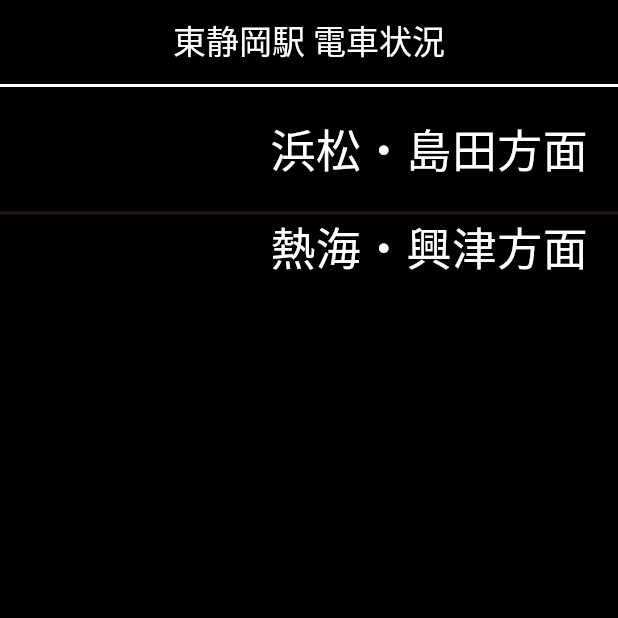
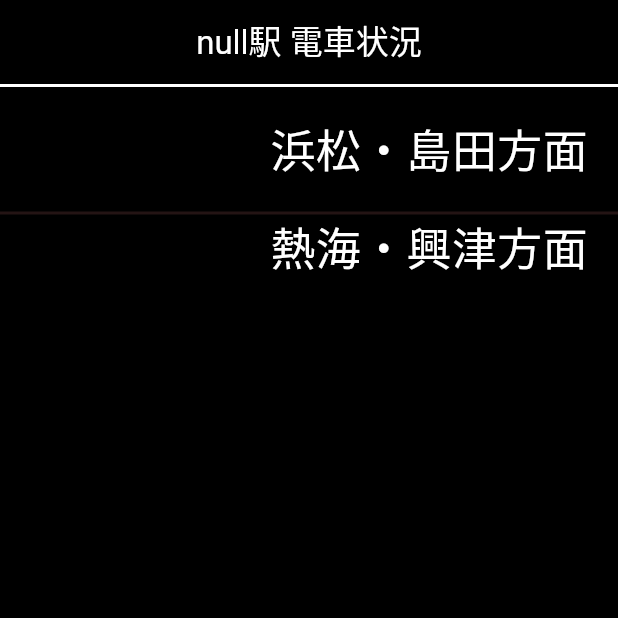
Before and after one commit to mumeinosato/timetable, a Flutter app: the screen it shows after launch, on a phone screen of 412 x 824 dp, the top half of it. Run offline on Flutter 3.47's test engine with Material 3 defaults, Android fonts, the phone set to English and light mode, and no system bars; our stand-ins replace flutter_dotenv, socket_io_client; network calls fail.

Commit message:
Refactor main.dart and add websocket.dart for real-time timetable updates

```diff
--- a/lib/main.dart
+++ b/lib/main.dart
@@ -19,7 +19,8 @@ class MyApp extends StatelessWidget {
         colorScheme: ColorScheme.fromSeed(seedColor: Colors.deepPurple),
         useMaterial3: true,
       ),
-      home: const MyHomePage(title: '東静岡駅 電車状況'),
+      //home: const MyHomePage(title: '東静岡駅 電車状況'),
+      home: MyHomePage(title: '${dotenv.env['STATION_NAME']}駅 電車状況'),
     );
   }
 }
@@ -51,7 +52,7 @@ class _MyHomePageState extends State<MyHomePage> {
     fetchTimetableData();
   }
 
-  void fetchTimetableData(){
+  void fetchTimetableData() {
     setState(() {
       nextUpTrains = timetableFetcher.getNextUpTrains();
       nextDownTrains = timetableFetcher.getNextDownTrains();
@@ -93,7 +94,7 @@ class _MyHomePageState extends State<MyHomePage> {
                 textAlign: TextAlign.right,
               ),
             )),
-        if(nextDownTrains.isNotEmpty)
+        if (nextDownTrains.isNotEmpty)
           Text(
             '${nextDownTrains[0]["time"]}発 ${nextDownTrains[0]["destination"]}行き',
             style: const TextStyle(color: Colors.white, fontSize: 20),
```
Also changed, not shown: 2 other files.
